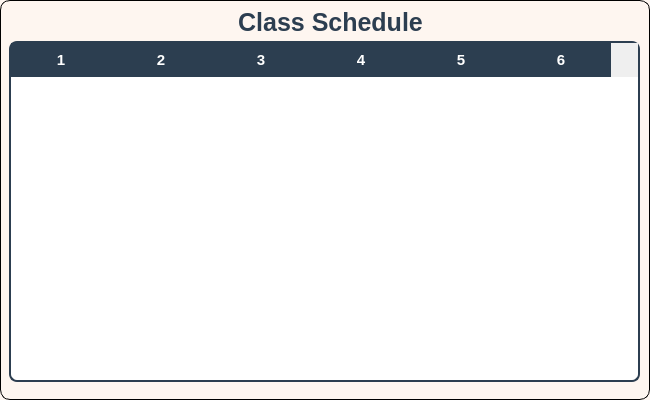
Above: StudentPanel/StudentSchedule.ui from sarimkhan4/SchoolManagementSystem before the change. Below: the same form after it.
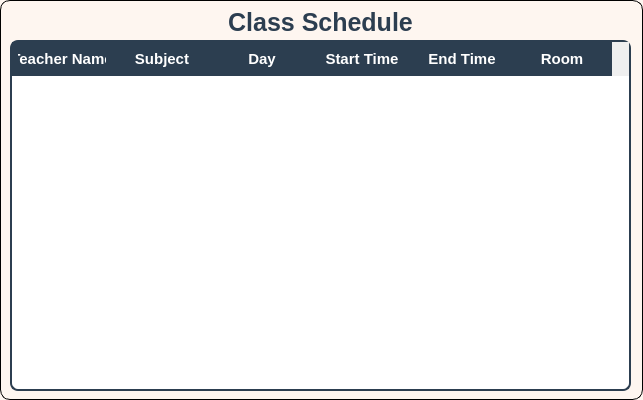
That is the form after the change.

What changed in the file:
```diff
--- a/StudentPanel/StudentSchedule.ui
+++ b/StudentPanel/StudentSchedule.ui
@@ -6,7 +6,7 @@
    <rect>
     <x>0</x>
     <y>0</y>
-    <width>650</width>
+    <width>643</width>
     <height>400</height>
    </rect>
   </property>
@@ -23,7 +23,7 @@
   <widget class="QLabel" name="label">
    <property name="geometry">
     <rect>
-     <x>90</x>
+     <x>80</x>
      <y>9</y>
      <width>481</width>
      <height>26</height>
@@ -51,10 +51,10 @@
   <widget class="QTableWidget" name="tableWidget">
    <property name="geometry">
     <rect>
-     <x>9</x>
-     <y>41</y>
-     <width>631</width>
-     <height>341</height>
+     <x>10</x>
+     <y>40</y>
+     <width>621</width>
+     <height>351</height>
     </rect>
    </property>
    <property name="styleSheet">
@@ -97,28 +97,36 @@
 }
 </string>
    </property>
-   <property name="rowCount">
-    <number>0</number>
-   </property>
-   <property name="columnCount">
-    <number>6</number>
-   </property>
-   <property name="horizontalHeaderLabels" stdset="0">
-    <stringlist>
+   <column>
+    <property name="text">
      <string>Teacher Name</string>
+    </property>
+   </column>
+   <column>
+    <property name="text">
      <string>Subject</string>
+    </property>
+   </column>
+   <column>
+    <property name="text">
      <string>Day</string>
+    </property>
+   </column>
+   <column>
+    <property name="text">
      <string>Start Time</string>
+    </property>
+   </column>
+   <column>
+    <property name="text">
      <string>End Time</string>
+    </property>
+   </column>
+   <column>
+    <property name="text">
      <string>Room</string>
-    </stringlist>
-   </property>
-   <column/>
-   <column/>
-   <column/>
-   <column/>
-   <column/>
-   <column/>
+    </property>
+   </column>
   </widget>
  </widget>
  <resources/>
```
